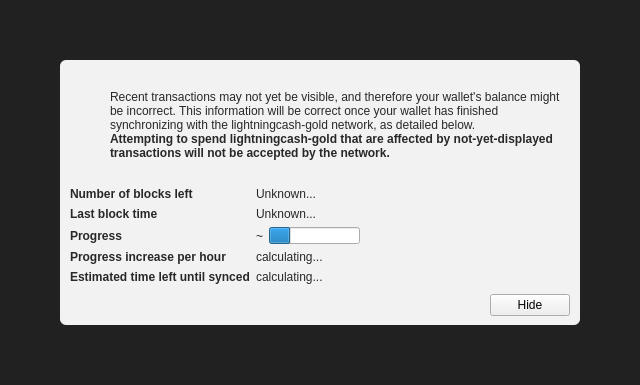
Old version of the form src/qt/forms/modaloverlay.ui in the repository MerlinMagic2018/Lightning-Cash.
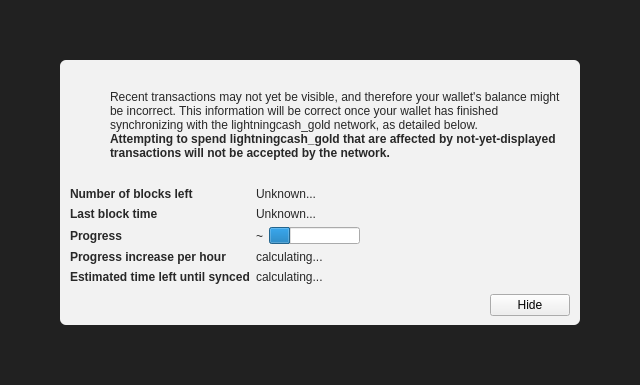
New version of the form. Icons and pictures are not drawn. Custom widgets are drawn as their Qt base class.

```diff
--- a/src/qt/forms/modaloverlay.ui
+++ b/src/qt/forms/modaloverlay.ui
@@ -130,7 +130,7 @@
              <item>
               <widget class="QLabel" name="infoText">
                <property name="text">
-                <string>Recent transactions may not yet be visible, and therefore your wallet's balance might be incorrect. This information will be correct once your wallet has finished synchronizing with the lightningcash-gold network, as detailed below.</string>
+                <string>Recent transactions may not yet be visible, and therefore your wallet's balance might be incorrect. This information will be correct once your wallet has finished synchronizing with the lightningcash_gold network, as detailed below.</string>
                </property>
                <property name="textFormat">
                 <enum>Qt::RichText</enum>
@@ -149,7 +149,7 @@
                 </font>
                </property>
                <property name="text">
-                <string>Attempting to spend lightningcash-gold that are affected by not-yet-displayed transactions will not be accepted by the network.</string>
+                <string>Attempting to spend lightningcash_gold that are affected by not-yet-displayed transactions will not be accepted by the network.</string>
                </property>
                <property name="textFormat">
                 <enum>Qt::RichText</enum>
```
